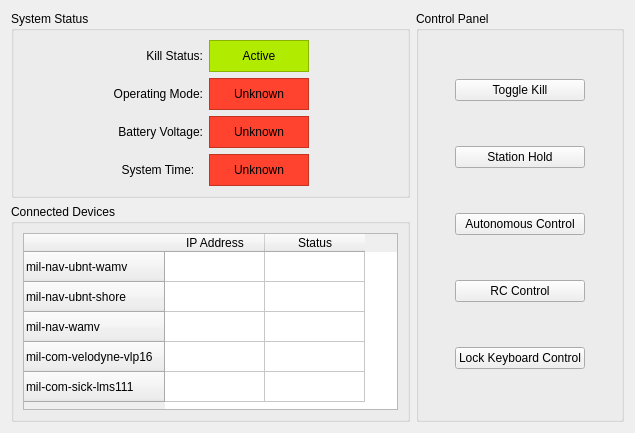
Old version of the form utils/navigator_gui/resource/dashboard.ui in the repository uf-mil/mil.
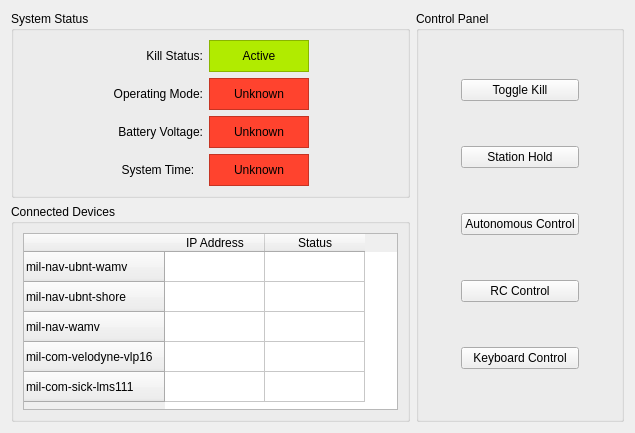
New version of the form.

Commit message: GUI: Changed the keyboard wrench input selector to work with the future setup

```diff
--- a/utils/navigator_gui/resource/dashboard.ui
+++ b/utils/navigator_gui/resource/dashboard.ui
@@ -370,7 +370,7 @@
         <item row="6" column="1">
          <widget class="QPushButton" name="lock_keyboard_control_button">
           <property name="text">
-           <string>Lock Keyboard Control</string>
+           <string>Keyboard Control</string>
           </property>
          </widget>
         </item>
```
Left out of the diff: 2 changed lines with no effect on the pictures. The commit also changes 1 other file.
